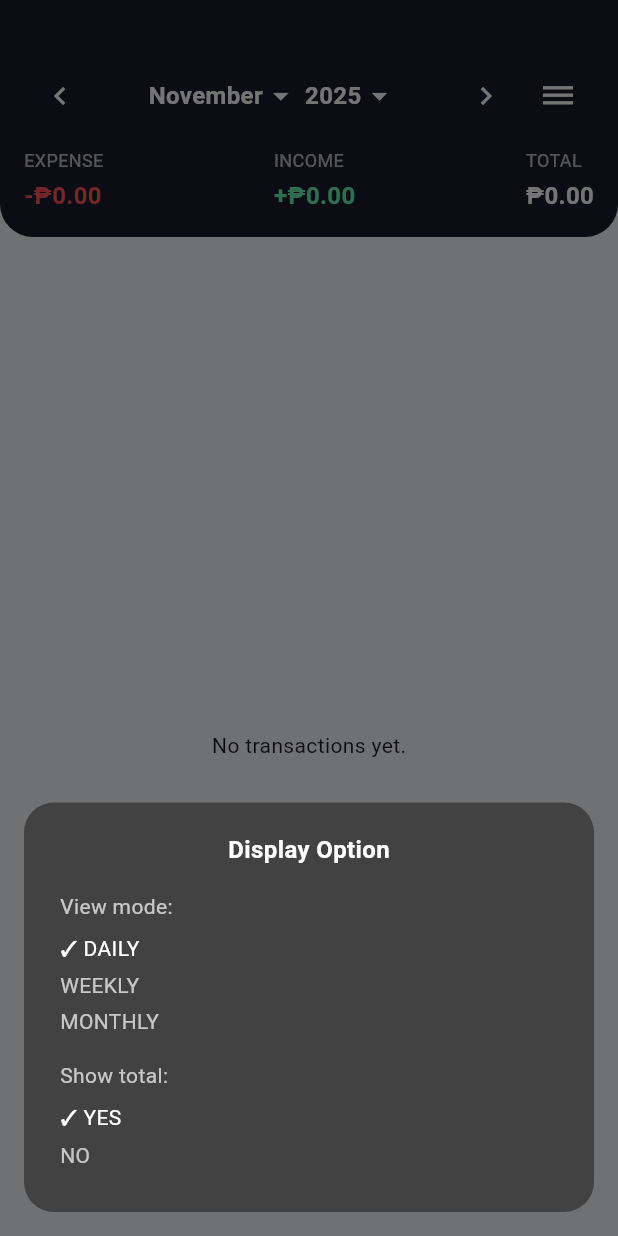
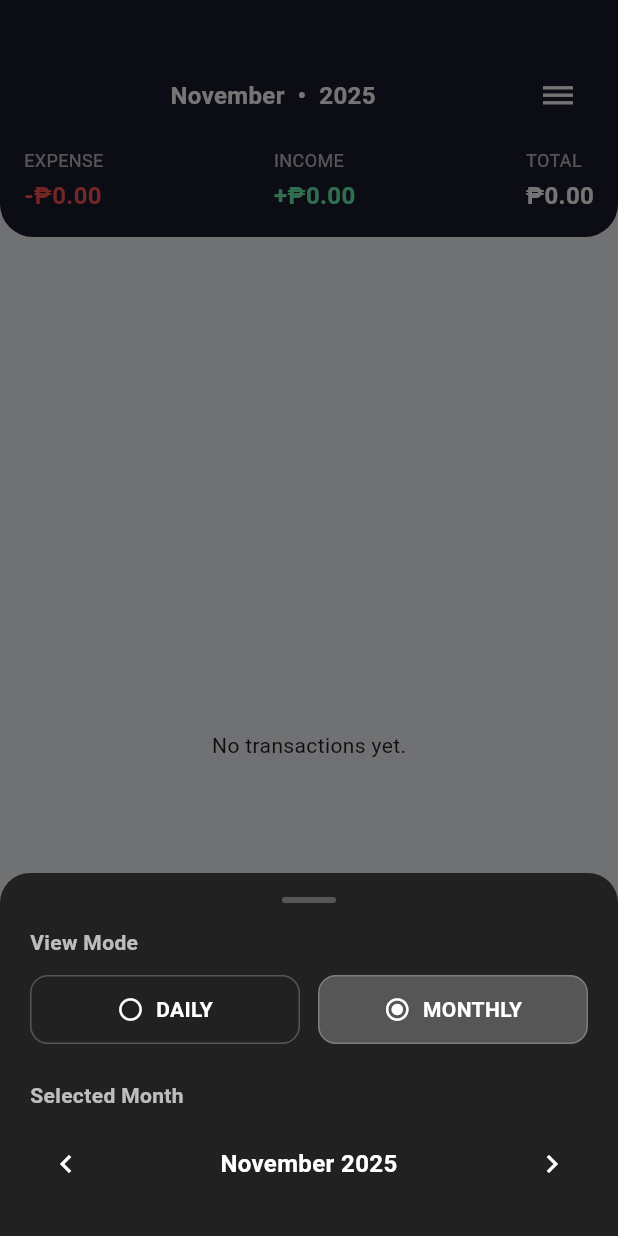
Before and after one commit to ItZotic/smartspend, a Flutter app: the HomeScreen screen opened directly, after a tap on the "dehaze" icon, on a phone screen of 412 x 824 dp. Run offline on Flutter 3.47's test engine with Material 3 defaults, Android fonts, the phone set to English and light mode, and no system bars; our stand-ins replace cloud_firestore, firebase_auth, firebase_core, fl_chart, font_awesome_flutter; accounts and stored records are empty.

Commit message:
Add display mode controls to home screen

```diff
--- a/lib/home.dart
+++ b/lib/home.dart
@@ -2,6 +2,8 @@ import 'package:flutter/material.dart';
 import 'package:cloud_firestore/cloud_firestore.dart';
 import 'package:firebase_auth/firebase_auth.dart';
 import 'package:intl/intl.dart';
+
+enum ViewMode { daily, monthly }
 
 class HomeScreen extends StatefulWidget {
   final ScrollController? scrollController;
@@ -13,10 +15,10 @@ class HomeScreen extends StatefulWidget {
 }
 
 class _HomeScreenState extends State<HomeScreen> {
+  ViewMode _viewMode = ViewMode.monthly;
   late int _selectedMonth;
   late int _selectedYear;
-  late DateTime _rangeStart;
-  late DateTime _rangeEnd;
+  late DateTime _selectedDay;
 
   @override
   void initState() {
@@ -24,8 +26,7 @@ class _HomeScreenState extends State<HomeScreen> {
     final now = DateTime.now();
     _selectedMonth = now.month;
     _selectedYear = now.year;
-    _rangeStart = DateTime(_selectedYear, _selectedMonth);
-    _rangeEnd = DateTime(_selectedYear, _selectedMonth + 1);
+    _selectedDay = DateTime(now.year, now.month, now.day);
   }
 
   @override
@@ -56,9 +57,16 @@ class _HomeScreenState extends State<HomeScreen> {
           final docs = snapshot.data?.docs ?? [];
           final filteredDocs = docs.where((doc) {
             final data = doc.data()! as Map<String, dynamic>;
-            final date = _extractDate(data['createdAt']);
+            final date = _extractDate(data['date'] ?? data['createdAt']);
             if (date == null) return false;
-            return !date.isBefore(_rangeStart) && date.isBefore(_rangeEnd);
+            if (_viewMode == ViewMode.daily) {
+              return date.year == _selectedDay.year &&
+                  date.month == _selectedDay.month &&
+                  date.day == _selectedDay.day;
+            } else {
+              return date.year == _selectedYear &&
+                  date.month == _selectedMonth;
+            }
           }).toList();
 
           double totalIncome = 0;
@@ -78,7 +86,7 @@ class _HomeScreenState extends State<HomeScreen> {
 
           final todaysRecords = filteredDocs.where((d) {
             final data = d.data()! as Map<String, dynamic>;
-            final date = _extractDate(data['createdAt']);
+            final date = _extractDate(data['date'] ?? data['createdAt']);
             if (date == null) return false;
             final now = DateTime.now();
             return date.year == now.year &&
@@ -108,55 +116,17 @@ class _HomeScreenState extends State<HomeScreen> {
                   children: [
                     Row(
                       children: [
-                        IconButton(
-                          icon: const Icon(Icons.chevron_left, color: Colors.white),
-                          onPressed: () => _changeMonth(-1),
-                        ),
                         Expanded(
                           child: Center(
-                            child: Row(
-                              mainAxisSize: MainAxisSize.min,
-                              children: [
-                                GestureDetector(
-                                  onTap: _showMonthPicker,
-                                  child: Row(
-                                    children: [
-                                      Text(
-                                        _monthName(_selectedMonth),
+                            child: Text(
+                              '${_monthName(_selectedMonth)}  •  $_selectedYear',
                               style: const TextStyle(
                                 color: Colors.white,
                                 fontSize: 16,
                                 fontWeight: FontWeight.bold,
                               ),
                             ),
-                                      const Icon(Icons.arrow_drop_down, color: Colors.white),
-                                    ],
                           ),
-                                ),
-                                const SizedBox(width: 4),
-                                GestureDetector(
-                                  onTap: _showYearPicker,
-                                  child: Row(
-                                    children: [
-                                      Text(
-                                        '$_selectedYear',
-                                        style: const TextStyle(
-                                          color: Colors.white,
-                                          fontSize: 16,
-                                          fontWeight: FontWeight.bold,
-                                        ),
-                                      ),
-                                      const Icon(Icons.arrow_drop_down, color: Colors.white),
-                                    ],
-                                  ),
-                                ),
-                              ],
-                            ),
-                          ),
-                        ),
-                        IconButton(
-                          icon: const Icon(Icons.chevron_right, color: Colors.white),
-                          onPressed: () => _changeMonth(1),
                         ),
                         IconButton(
                           icon: const Icon(Icons.dehaze, color: Colors.white),
@@ -209,7 +179,9 @@ class _HomeScreenState extends State<HomeScreen> {
                             final amount =
                                 (data['amount'] as num?)?.toDouble() ?? 0;
                             final isExpense = amount < 0;
-                            final time = _extractDate(data['createdAt']) ?? DateTime.now();
+                            final time =
+                                _extractDate(data['date'] ?? data['createdAt']) ??
+                                    DateTime.now();
 
                             return Container(
                               margin: const EdgeInsets.only(bottom: 12),
@@ -498,94 +470,170 @@ class _HomeScreenState extends State<HomeScreen> {
   }
 
   void _changeMonth(int delta) {
-    final updated = DateTime(_selectedYear, _selectedMonth + delta);
-    _reloadTransactionsForSelectedPeriod(
-      month: updated.month,
-      year: updated.year,
-    );
+    setState(() {
+      final updated = DateTime(_selectedYear, _selectedMonth + delta, 1);
+      _selectedMonth = updated.month;
+      _selectedYear = updated.year;
+      _syncSelectedDayWithMonth();
+    });
   }
 
-  void _showMonthPicker() {
+  void _changeDay(int delta) {
+    setState(() {
+      _selectedDay = _selectedDay.add(Duration(days: delta));
+      _selectedMonth = _selectedDay.month;
+      _selectedYear = _selectedDay.year;
+    });
+  }
+
+  void _changeViewMode(ViewMode mode) {
+    if (_viewMode == mode) return;
+    setState(() {
+      _viewMode = mode;
+      if (mode == ViewMode.monthly) {
+        _selectedMonth = _selectedDay.month;
+        _selectedYear = _selectedDay.year;
+      } else {
+        _syncSelectedDayWithMonth();
+      }
+    });
+  }
+
+  void _syncSelectedDayWithMonth() {
+    var day = _selectedDay.day;
+    final maxDay = DateUtils.getDaysInMonth(_selectedYear, _selectedMonth);
+    if (day > maxDay) day = maxDay;
+    if (day < 1) day = 1;
+    _selectedDay = DateTime(_selectedYear, _selectedMonth, day);
+  }
+
+  void _showDisplayOptionsSheet(BuildContext context) {
     showModalBottomSheet(
       context: context,
       backgroundColor: Colors.transparent,
       builder: (_) {
+        return StatefulBuilder(
+          builder: (context, setModalState) {
             return Container(
               decoration: BoxDecoration(
                 color: Colors.grey[900],
-            borderRadius: const BorderRadius.vertical(top: Radius.circular(20)),
+                borderRadius:
+                    const BorderRadius.vertical(top: Radius.circular(20)),
               ),
-          child: ListView.builder(
-            itemCount: 12,
-            itemBuilder: (context, index) {
-              final month = index + 1;
-              final isSelected = month == _selectedMonth;
-              return ListTile(
-                title: Text(
-                  _monthName(month),
-                  style: TextStyle(
-                    color: isSelected ? Colors.white : Colors.white70,
-                    fontWeight: isSelected ? FontWeight.bold : FontWeight.normal,
+              padding: const EdgeInsets.fromLTRB(20, 16, 20, 24),
+              child: SafeArea(
+                top: false,
+                child: Column(
+                  mainAxisSize: MainAxisSize.min,
+                  crossAxisAlignment: CrossAxisAlignment.start,
+                  children: [
+                    Center(
+                      child: Container(
+                        width: 36,
+                        height: 4,
+                        decoration: BoxDecoration(
+                          color: Colors.white24,
+                          borderRadius: BorderRadius.circular(2),
                         ),
                       ),
+                    ),
+                    const SizedBox(height: 16),
+                    const Text(
+                      'View Mode',
+                      style: TextStyle(
+                        color: Colors.white70,
+                        fontWeight: FontWeight.bold,
+                      ),
+                    ),
+                    const SizedBox(height: 12),
+                    Row(
+                      children: [
+                        Expanded(
+                          child: _viewModeButton(
+                            label: 'Daily',
+                            selected: _viewMode == ViewMode.daily,
                             onTap: () {
-                  Navigator.pop(context);
-                  _reloadTransactionsForSelectedPeriod(month: month);
+                              _changeViewMode(ViewMode.daily);
+                              setModalState(() {});
                             },
-              );
+                          ),
+                        ),
+                        const SizedBox(width: 12),
+                        Expanded(
+                          child: _viewModeButton(
+                            label: 'Monthly',
+                            selected: _viewMode == ViewMode.monthly,
+                            onTap: () {
+                              _changeViewMode(ViewMode.monthly);
+                              setModalState(() {});
                             },
+                          ),
+                        ),
+                      ],
+                    ),
+                    const SizedBox(height: 24),
+                    Text(
+                      _viewMode == ViewMode.daily
+                          ? 'Selected Day'
+                          : 'Selected Month',
+                      style: const TextStyle(
+                        color: Colors.white70,
+                        fontWeight: FontWeight.bold,
+                      ),
+                    ),
+                    const SizedBox(height: 12),
+                    Row(
+                      children: [
+                        IconButton(
+                          onPressed: () {
+                            if (_viewMode == ViewMode.daily) {
+                              _changeDay(-1);
+                            } else {
+                              _changeMonth(-1);
+                            }
+                            setModalState(() {});
+                          },
+                          icon: const Icon(Icons.chevron_left,
+                              color: Colors.white),
+                        ),
+                        Expanded(
+                          child: Center(
+                            child: Text(
+                              _viewMode == ViewMode.daily
+                                  ? DateFormat('MMM d, yyyy')
+                                      .format(_selectedDay)
+                                  : '${_monthName(_selectedMonth)} $_selectedYear',
+                              style: const TextStyle(
+                                color: Colors.white,
+                                fontSize: 16,
+                                fontWeight: FontWeight.bold,
+                              ),
+                              textAlign: TextAlign.center,
+                            ),
+                          ),
+                        ),
+                        IconButton(
+                          onPressed: () {
+                            if (_viewMode == ViewMode.daily) {
+                              _changeDay(1);
+                            } else {
+                              _changeMonth(1);
+                            }
+                            setModalState(() {});
+                          },
+                          icon: const Icon(Icons.chevron_right,
+                              color: Colors.white),
+                        ),
+                      ],
+                    ),
+                  ],
+                ),
               ),
             );
           },
         );
-  }
-
-  void _showYearPicker() {
-    final currentYear = DateTime.now().year;
-    final startYear = currentYear - 10;
-    final endYear = currentYear + 10;
-
-    showModalBottomSheet(
-      context: context,
-      backgroundColor: Colors.transparent,
-      builder: (_) {
-        return Container(
-          decoration: BoxDecoration(
-            color: Colors.grey[900],
-            borderRadius: const BorderRadius.vertical(top: Radius.circular(20)),
-          ),
-          child: ListView.builder(
-            itemCount: endYear - startYear + 1,
-            itemBuilder: (context, index) {
-              final year = startYear + index;
-              final isSelected = year == _selectedYear;
-              return ListTile(
-                title: Text(
-                  '$year',
-                  style: TextStyle(
-                    color: isSelected ? Colors.white : Colors.white70,
-                    fontWeight: isSelected ? FontWeight.bold : FontWeight.normal,
-                  ),
-                ),
-                onTap: () {
-                  Navigator.pop(context);
-                  _reloadTransactionsForSelectedPeriod(year: year);
       },
     );
-            },
-          ),
-        );
-      },
-    );
-  }
-
-  void _reloadTransactionsForSelectedPeriod({int? month, int? year}) {
-    setState(() {
-      if (month != null) _selectedMonth = month;
-      if (year != null) _selectedYear = year;
-      _rangeStart = DateTime(_selectedYear, _selectedMonth);
-      _rangeEnd = DateTime(_selectedYear, _selectedMonth + 1);
-    });
   }
 
   String _monthName(int month) {
@@ -646,63 +694,41 @@ class _HomeScreenState extends State<HomeScreen> {
     );
   }
 
-  void _showDisplayOptionsSheet(BuildContext context) {
-    showModalBottomSheet(
-      context: context,
-      backgroundColor: Colors.transparent,
-      builder: (_) {
-        return Padding(
-          padding: const EdgeInsets.all(16.0),
+  Widget _viewModeButton({
+    required String label,
+    required bool selected,
+    required VoidCallback onTap,
+  }) {
+    return GestureDetector(
+      onTap: onTap,
       child: Container(
-            width: double.infinity,
+        padding: const EdgeInsets.symmetric(vertical: 12),
         decoration: BoxDecoration(
-              color: Colors.grey[800],
-              borderRadius: BorderRadius.circular(20),
+          color: selected ? Colors.white24 : Colors.transparent,
+          borderRadius: BorderRadius.circular(12),
+          border: Border.all(color: Colors.white24),
         ),
-            padding: const EdgeInsets.symmetric(
-              horizontal: 24,
-              vertical: 20,
+        child: Row(
+          mainAxisAlignment: MainAxisAlignment.center,
+          children: [
+            Icon(
+              selected
+                  ? Icons.radio_button_checked
+                  : Icons.radio_button_off,
+              color: Colors.white,
+              size: 18,
             ),
-            child: Column(
-              mainAxisSize: MainAxisSize.min,
-              crossAxisAlignment: CrossAxisAlignment.start,
-              children: const [
-                Center(
-                  child: Text(
-                    'Display Option',
-                    style: TextStyle(
+            const SizedBox(width: 8),
+            Text(
+              label.toUpperCase(),
+              style: const TextStyle(
                 color: Colors.white,
                 fontWeight: FontWeight.bold,
-                      fontSize: 16,
               ),
             ),
-                ),
-                SizedBox(height: 16),
-                Text(
-                  'View mode:',
-                  style: TextStyle(color: Colors.white70),
-                ),
-                SizedBox(height: 8),
-                Text('✓ DAILY', style: TextStyle(color: Colors.white)),
-                SizedBox(height: 4),
-                Text('WEEKLY', style: TextStyle(color: Colors.white70)),
-                SizedBox(height: 4),
-                Text('MONTHLY', style: TextStyle(color: Colors.white70)),
-                SizedBox(height: 16),
-                Text(
-                  'Show total:',
-                  style: TextStyle(color: Colors.white70),
-                ),
-                SizedBox(height: 8),
-                Text('✓ YES', style: TextStyle(color: Colors.white)),
-                SizedBox(height: 4),
-                Text('NO', style: TextStyle(color: Colors.white70)),
-                SizedBox(height: 8),
           ],
         ),
       ),
-        );
-      },
     );
   }
 }
```
Lines whose indentation alone changed are shown as unchanged.
